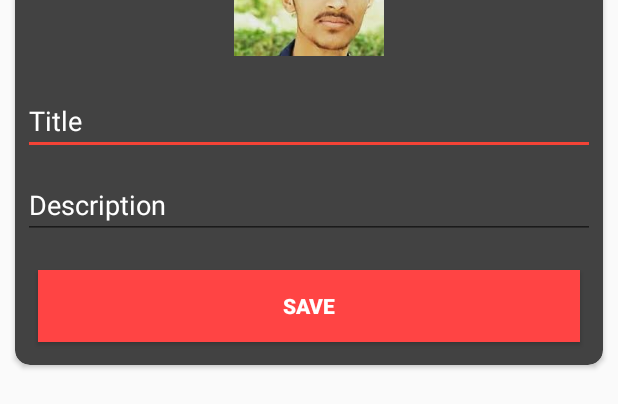
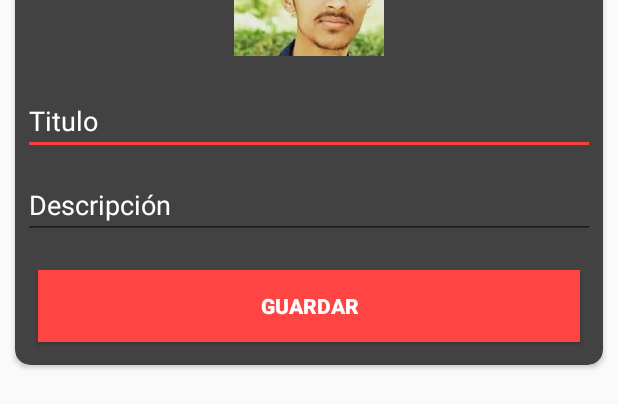
Before and after one commit to Beginning0/Notes, an Android app: the layout activity_main.xml on its own in the app's theme, with its tools: preview values and no code run, on a phone screen of 412 x 824 dp. Shown: the part 494-898 px from the top of the screen. Run offline under Robolectric (Android 15) with nearby library versions, the phone set to English and light mode, and no system bars.

Commit message:
se traduce la aplicacion

```diff
--- a/app/src/main/java/com/example/todoappwithfirease/EditActivity.java
+++ b/app/src/main/java/com/example/todoappwithfirease/EditActivity.java
@@ -64,7 +64,7 @@ Button updates,delete;
                 addOnCompleteListener(new OnCompleteListener<Void>() {
             @Override
             public void onComplete(@NonNull Task<Void> task) {
-                Toast.makeText(EditActivity.this, "Notes Updated", Toast.LENGTH_SHORT).show();
+                Toast.makeText(EditActivity.this, "Se actualizo la Nota", Toast.LENGTH_SHORT).show();
                 startActivity(new Intent(getApplicationContext(),HomeScreen.class));
             }
         });
@@ -76,7 +76,7 @@ Button updates,delete;
                 .addOnSuccessListener(new OnSuccessListener<Void>() {
                     @Override
                     public void onSuccess(Void aVoid) {
-                        Toast.makeText(EditActivity.this,"Note Updated",Toast.LENGTH_SHORT).show();
+                        Toast.makeText(EditActivity.this,"Se actualizo la Nota",Toast.LENGTH_SHORT).show();
                         startActivity(new Intent(getApplicationContext(),HomeScreen.class));
 
                     }
--- a/app/src/main/res/layout/activity_main.xml
+++ b/app/src/main/res/layout/activity_main.xml
@@ -22,34 +22,36 @@
             android:layout_gravity="center"
             android:layout_width="100dp"
             android:layout_height="100dp" />
+
         <EditText
-       android:textColor="@android:color/white"
-       android:textColorHint="@android:color/white"
-       android:hint="Title"
-    android:layout_margin="5dp"
             android:id="@+id/title"
             android:layout_width="match_parent"
-       android:layout_height="wrap_content" />
+            android:layout_height="wrap_content"
+            android:layout_margin="5dp"
+            android:hint="Titulo"
+            android:textColor="@android:color/white"
+            android:textColorHint="@android:color/white" />
+
         <EditText
-        android:textColor="@android:color/white"
-        android:textColorHint="@android:color/white"
-
-        android:layout_margin="5dp"
-        android:hint="Description"
             android:id="@+id/desc"
             android:layout_width="match_parent"
-        android:layout_height="wrap_content" />
+
+            android:layout_height="wrap_content"
+            android:layout_margin="5dp"
+            android:hint="Descripción"
+            android:textColor="@android:color/white"
+            android:textColorHint="@android:color/white" />
 
         <Button
+            android:id="@+id/addnotes"
+            android:layout_width="match_parent"
+            android:layout_height="wrap_content"
+            android:layout_margin="15dp"
             android:background="@android:color/holo_red_light"
-        android:layout_margin="15dp"
-        android:textStyle="bold"
+            android:onClick="AddNotes"
+            android:text="Guardar"
             android:textColor="@android:color/white"
-        android:onClick="AddNotes"
-        android:id="@+id/addnotes"
-        android:text="Save"
-        android:layout_width="match_parent"
-        android:layout_height="wrap_content" />
+            android:textStyle="bold" />
 
     </LinearLayout>
 </android.support.v7.widget.CardView>
```
Also changed, not shown: app/src/main/AndroidManifest.xml (+4 -3 lines), app/src/main/res/layout/activity_edit.xml (+4 -4 lines), app/src/main/res/layout/item.xml (+12 -10 lines). Lines whose indentation alone changed are shown as unchanged.
